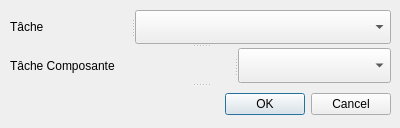
This is Application/InterfaceGraphique/supprimerCompositionWindow.ui in Erzrael/LO21 as Qt 5 draws it before an edit. The edited form follows.
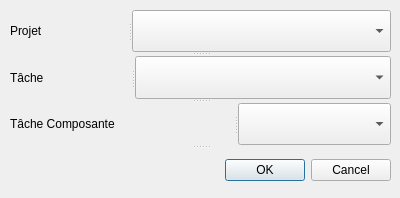
This is the edited form.

Commit message: Ajout de suppression tache et projet

```diff
--- a/Application/InterfaceGraphique/supprimerCompositionWindow.ui
+++ b/Application/InterfaceGraphique/supprimerCompositionWindow.ui
@@ -7,24 +7,35 @@
     <x>0</x>
     <y>0</y>
     <width>400</width>
-    <height>128</height>
+    <height>198</height>
    </rect>
   </property>
   <property name="windowTitle">
    <string>Supprimer une Composition</string>
   </property>
-  <widget class="QSplitter" name="splitter_3">
+  <widget class="QSplitter" name="splitter_4">
    <property name="geometry">
     <rect>
      <x>10</x>
      <y>10</y>
      <width>381</width>
-     <height>111</height>
+     <height>181</height>
     </rect>
    </property>
    <property name="orientation">
     <enum>Qt::Vertical</enum>
    </property>
+   <widget class="QSplitter" name="splitter_3">
+    <property name="orientation">
+     <enum>Qt::Horizontal</enum>
+    </property>
+    <widget class="QLabel" name="Projet_Lab">
+     <property name="text">
+      <string>Projet</string>
+     </property>
+    </widget>
+    <widget class="QComboBox" name="Projet_Box"/>
+   </widget>
    <widget class="QSplitter" name="splitter">
     <property name="orientation">
      <enum>Qt::Horizontal</enum>
```
Left out of the diff: 8 changed lines with no effect on the pictures. The commit also changes 10 other files.
